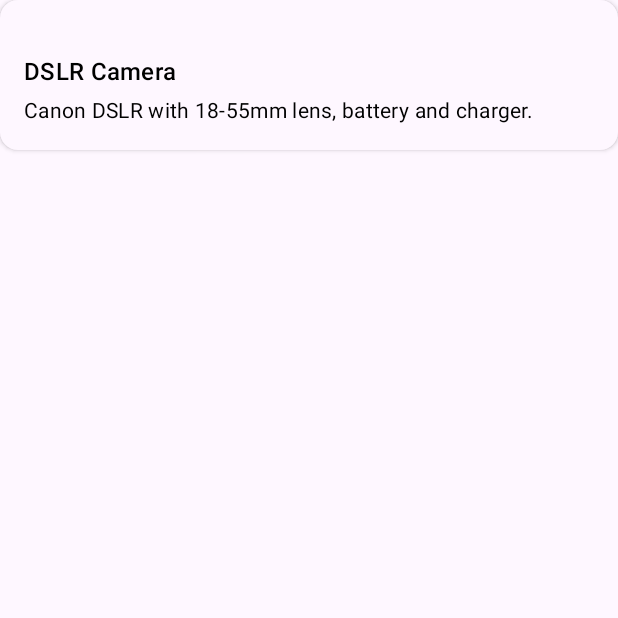
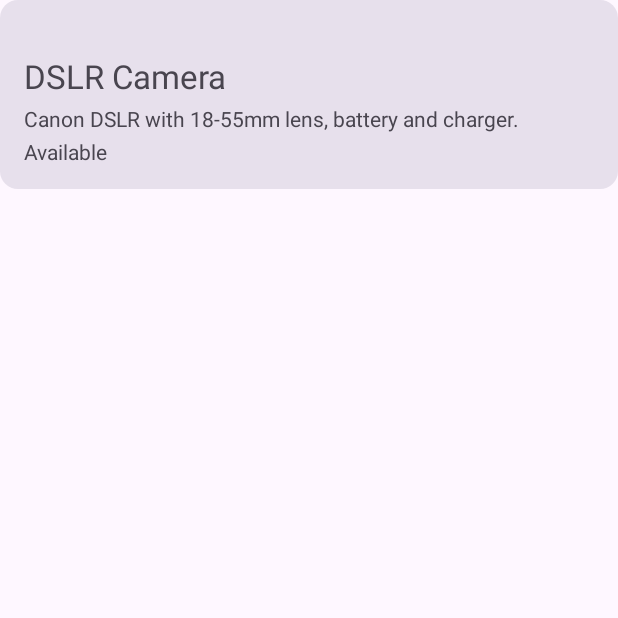
Before and after one commit to Code-Lau/TUSEquipmentBooking, an Android app built with Jetpack Compose: the composable EquipmentCard called with sample values from the repository, on a phone screen of 412 x 824 dp, the top half of it. Run offline under Robolectric (Android 15) with nearby library versions, the phone set to English and light mode, and no system bars; our stand-ins replace Room's generated code; 1 statement that could not run was skipped.

Commit message:
Add booking status to EquipmentCard

```diff
--- a/app/src/main/java/com/example/tusequipmentbooking/ui/components/EquipmentCard.kt
+++ b/app/src/main/java/com/example/tusequipmentbooking/ui/components/EquipmentCard.kt
@@ -4,8 +4,6 @@ import androidx.compose.foundation.layout.*
 import androidx.compose.material3.*
 import androidx.compose.runtime.Composable
 import androidx.compose.ui.Modifier
-import androidx.compose.ui.graphics.Color
-import androidx.compose.ui.text.style.TextOverflow
 import androidx.compose.ui.unit.dp
 import com.example.tusequipmentbooking.model.Equipment
 
@@ -13,6 +11,7 @@ import com.example.tusequipmentbooking.model.Equipment
 fun EquipmentCard(
     equipment: Equipment,
     categoryName: String,
+    isBooked: Boolean,
     onOpen: () -> Unit,
     modifier: Modifier = Modifier
 ) {
@@ -20,27 +19,20 @@ fun EquipmentCard(
         onClick = onOpen,
         modifier = modifier.fillMaxWidth(),
         colors = CardDefaults.cardColors(
-            containerColor = MaterialTheme.colorScheme.surface,
-            contentColor = Color.Black
-        ),
-        elevation = CardDefaults.cardElevation(defaultElevation = 2.dp)
+            containerColor = MaterialTheme.colorScheme.surfaceVariant
+        )
     ) {
         Column(
-            Modifier.padding(16.dp),
-            verticalArrangement = Arrangement.spacedBy(4.dp)
+            modifier = Modifier.padding(16.dp),
+            verticalArrangement = Arrangement.spacedBy(6.dp)
         ) {
             Text(
                 categoryName.uppercase(),
-                style = MaterialTheme.typography.labelSmall,
-                color = MaterialTheme.colorScheme.secondary
+                style = MaterialTheme.typography.labelMedium
             )
-            Text(equipment.name, style = MaterialTheme.typography.titleMedium)
-            Text(
-                equipment.description,
-                style = MaterialTheme.typography.bodyMedium,
-                maxLines = 2,
-                overflow = TextOverflow.Ellipsis
-            )
+            Text(equipment.name, style = MaterialTheme.typography.titleLarge)
+            Text(equipment.description)
+            Text(if (isBooked) "Currently booked" else "Available")
         }
     }
 }
```
